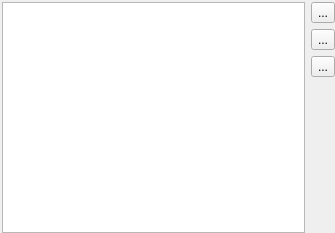
The window that src/ConnectionsDialog.ui (mtorromeo/sqlantaresia) describes before a commit, drawn with Qt 5.
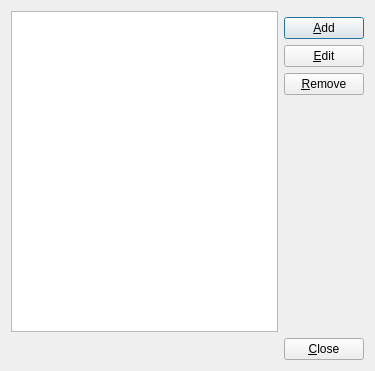
The same window after the commit. Icons and pictures are not drawn.

Commit message: Added close button to make it work with mac osx dialog windows

What changed in the file:
```diff
--- a/src/ConnectionsDialog.ui
+++ b/src/ConnectionsDialog.ui
@@ -7,34 +7,24 @@
    <rect>
     <x>0</x>
     <y>0</y>
-    <width>335</width>
-    <height>233</height>
+    <width>375</width>
+    <height>371</height>
    </rect>
   </property>
   <property name="windowTitle">
    <string>Connections</string>
   </property>
+  <layout class="QGridLayout" name="gridLayout_2">
+   <item row="0" column="0" colspan="2">
   <layout class="QGridLayout" name="gridLayout">
-   <property name="leftMargin">
-    <number>2</number>
-   </property>
-   <property name="topMargin">
-    <number>2</number>
-   </property>
-   <property name="rightMargin">
-    <number>0</number>
-   </property>
-   <property name="bottomMargin">
-    <number>0</number>
-   </property>
-   <item row="1" column="0" rowspan="5">
+     <item row="0" column="0" rowspan="5">
     <widget class="QListView" name="listConnections">
      <property name="editTriggers">
       <set>QAbstractItemView::NoEditTriggers</set>
      </property>
     </widget>
    </item>
-   <item row="5" column="1">
+     <item row="4" column="1">
     <spacer name="verticalSpacer">
      <property name="orientation">
       <enum>Qt::Vertical</enum>
@@ -47,13 +37,10 @@
      </property>
     </spacer>
    </item>
-   <item row="3" column="1">
-    <widget class="QToolButton" name="btnProps">
-     <property name="toolTip">
-      <string>Edit connection properties</string>
-     </property>
+     <item row="1" column="1">
+      <widget class="QPushButton" name="btnAdd">
      <property name="text">
-      <string>...</string>
+        <string>&amp;Add</string>
      </property>
      <property name="icon">
       <iconset resource="icons.qrc">
@@ -62,12 +49,20 @@
     </widget>
    </item>
    <item row="2" column="1">
-    <widget class="QToolButton" name="btnDel">
-     <property name="toolTip">
-      <string>Remove connection</string>
-     </property>
+      <widget class="QPushButton" name="btnProps">
+       <property name="text">
+        <string>&amp;Edit</string>
+       </property>
+       <property name="icon">
+        <iconset resource="icons.qrc">
+         <normaloff>:/16/document-properties.png</normaloff>:/16/document-properties.png</iconset>
+       </property>
+      </widget>
+     </item>
+     <item row="3" column="1">
+      <widget class="QPushButton" name="btnDel">
      <property name="text">
-      <string>...</string>
+        <string>&amp;Remove</string>
      </property>
      <property name="icon">
       <iconset resource="icons.qrc">
@@ -75,17 +70,25 @@
      </property>
     </widget>
    </item>
+    </layout>
+   </item>
+   <item row="1" column="0">
+    <spacer name="horizontalSpacer">
+     <property name="orientation">
+      <enum>Qt::Horizontal</enum>
+     </property>
+     <property name="sizeHint" stdset="0">
+      <size>
+       <width>302</width>
+       <height>20</height>
+      </size>
+     </property>
+    </spacer>
+   </item>
    <item row="1" column="1">
-    <widget class="QToolButton" name="btnAdd">
-     <property name="toolTip">
-      <string>Add a new connection</string>
-     </property>
+    <widget class="QPushButton" name="btnClose">
      <property name="text">
-      <string>...</string>
-     </property>
-     <property name="icon">
-      <iconset resource="icons.qrc">
-       <normaloff>:/16/list-add.png</normaloff>:/16/list-add.png</iconset>
+      <string>&amp;Close</string>
      </property>
     </widget>
    </item>
```
Left out of the diff: 21 changed lines with no effect on the pictures. Lines whose indentation alone changed are shown as unchanged.
